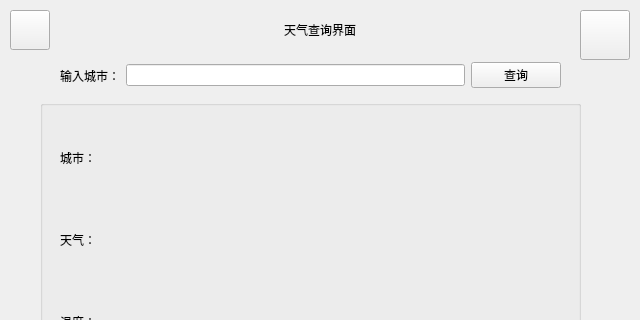
Chansla/Training, file wps/QT/SmartHome/weather.ui: the form before one commit; both pictures show x 0 to 640 and y 0 to 320 of the 640 by 480 pixel window.
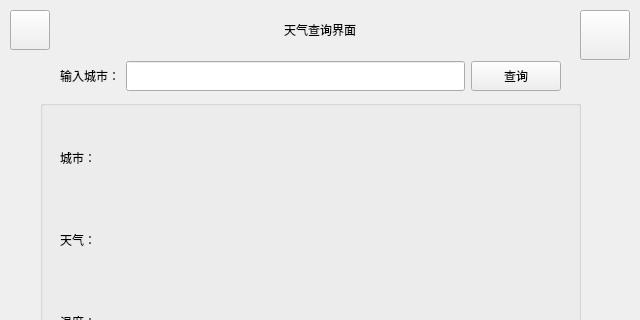
The form after the commit.

Patch:
```diff
--- a/wps/QT/SmartHome/weather.ui
+++ b/wps/QT/SmartHome/weather.ui
@@ -177,7 +177,7 @@
      <x>60</x>
      <y>60</y>
      <width>501</width>
-     <height>31</height>
+     <height>32</height>
     </rect>
    </property>
    <layout class="QHBoxLayout" name="horizontalLayout_5">
@@ -189,7 +189,20 @@
      </widget>
     </item>
     <item>
-     <widget class="QLineEdit" name="lineEdit_input"/>
+     <widget class="QLineEdit" name="lineEdit_input">
+      <property name="minimumSize">
+       <size>
+        <width>0</width>
+        <height>30</height>
+       </size>
+      </property>
+      <property name="maximumSize">
+       <size>
+        <width>16777215</width>
+        <height>30</height>
+       </size>
+      </property>
+     </widget>
     </item>
     <item>
      <widget class="QPushButton" name="pushButton_query">
@@ -202,13 +215,13 @@
       <property name="minimumSize">
        <size>
         <width>90</width>
-        <height>0</height>
+        <height>30</height>
        </size>
       </property>
       <property name="maximumSize">
        <size>
         <width>90</width>
-        <height>16777215</height>
+        <height>30</height>
        </size>
       </property>
       <property name="text">
```
